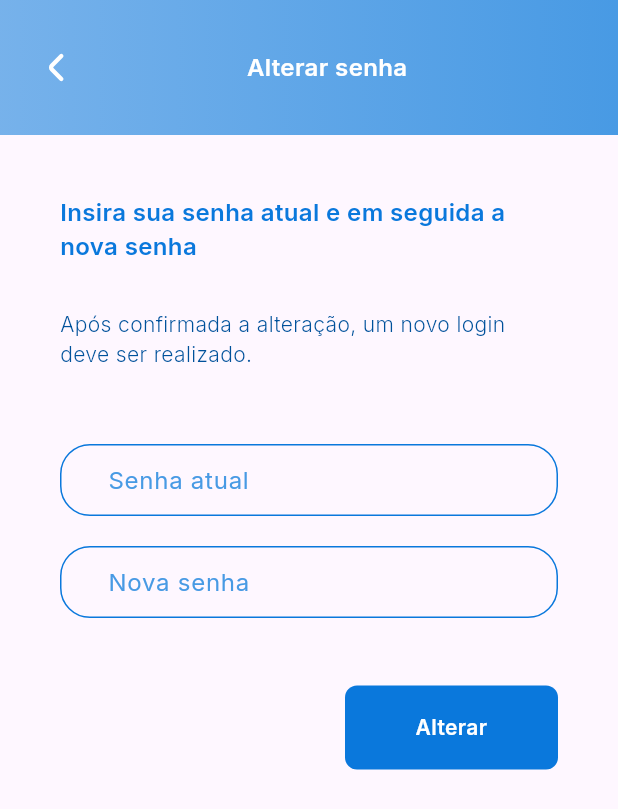
After one commit to LimaNathan/instant-point-register, a Flutter app: the UserPage screen opened by its route, after a tap on "Alterar senha", on a phone screen of 412 x 824 dp. The commit adds this screen. Shown: the top 809 px of the screen. Run offline on Flutter 3.47's test engine with Material 2 defaults, Android fonts, the phone set to English and light mode, and no system bars; our stand-ins replace custom_navigation_bar, flutter_mobx, flutter_svg, geocoding, get_it, google_fonts and 2 more; generated files the repository leaves out were written again.

Commit message:
Finalizada telas

```diff
--- a/lib/src/app/app_widget.dart
+++ b/lib/src/app/app_widget.dart
@@ -4,6 +4,8 @@ import 'package:registro_ponto/src/pages/certificate/certificate_page.dart';
 import 'package:registro_ponto/src/pages/home/home_page.dart';
 import 'package:registro_ponto/src/pages/login/login_page.dart';
 import 'package:registro_ponto/src/pages/main/main_page.dart';
+import 'package:registro_ponto/src/pages/update_pass/update_password_page.dart';
+import 'package:registro_ponto/src/pages/user/user_page.dart';
 import 'package:registro_ponto/src/utils/constants/app_routes.dart';
 import 'package:registro_ponto/src/pages/splash/splash_page.dart';
 import 'package:registro_ponto/src/utils/theme/app_colors.dart';
@@ -28,6 +30,8 @@ class MyApp extends StatelessWidget {
         AppRoutes.homePage: (_) => const HomePage(),
         AppRoutes.loginPage: (_) => const LoginPage(),
         AppRoutes.certificatePage: (_) => const CertificatePage(),
+        AppRoutes.userPage: (_) => const UserPage(),
+        AppRoutes.updatePassPage: (_) => const UpdatePasswordPage(),
       },
     );
   }
--- a/lib/src/components/app_bar/custom_app_bar.dart
+++ b/lib/src/components/app_bar/custom_app_bar.dart
@@ -3,6 +3,8 @@ import 'package:google_fonts/google_fonts.dart';
 import 'package:registro_ponto/src/components/dialog/dialog_factory.dart';
 import 'package:registro_ponto/src/components/icon_button/custom_icon_button.dart';
 import 'package:registro_ponto/src/utils/constants/app_icons.dart';
+import 'package:registro_ponto/src/utils/constants/app_routes.dart';
+import 'package:registro_ponto/src/utils/extensions/string_ext.dart';
 import 'package:registro_ponto/src/utils/theme/app_colors.dart';
 import 'package:registro_ponto/src/utils/theme/text_styles.dart';
 
@@ -14,7 +16,8 @@ class CustomAppBar extends PreferredSize {
     this.isNavigatedPage = false,
     this.label,
     Key? key,
-  }) : super(
+  })  : assert((isNavigatedPage == true) ? label != null : label == null),
+        super(
           key: key,
           child: SafeArea(
             child: Container(
@@ -58,7 +61,10 @@ class CustomAppBar extends PreferredSize {
                             ),
                           ),
                           const Spacer(),
-                          const IconButtonC(icon: AppIcons.user)
+                          IconButtonC(
+                            icon: AppIcons.user,
+                            onPressed: () => AppRoutes.userPage.pushNamed(),
+                          )
                         ],
                 ),
               ),
--- a/lib/src/pages/login/login_page.dart
+++ b/lib/src/pages/login/login_page.dart
@@ -92,7 +92,7 @@ class _LoginPageState extends State<LoginPage> {
                                     ),
                                   ),
                                   onPressed: () =>
-                                      AppRoutes.mainPage.pushNamed(context),
+                                      AppRoutes.mainPage.pushNamed(),
                                 ),
                               ],
                             ),
--- a/lib/src/pages/main/main_page.dart
+++ b/lib/src/pages/main/main_page.dart
@@ -19,6 +19,7 @@ class MainPage extends StatelessWidget {
     MainPageStore store = GetIt.I<MainPageStore>();
 
     return Scaffold(
+      backgroundColor: Colors.grey.shade100,
       appBar: CustomAppBar(),
       body: Observer(
           builder: (_) => PageView(
@@ -32,9 +33,10 @@ class MainPage extends StatelessWidget {
               )),
       floatingActionButtonLocation: FloatingActionButtonLocation.endDocked,
       floatingActionButton: Container(
+
           decoration: BoxDecoration(
               borderRadius: BorderRadius.circular(22),
-              border: Border.all(color: Colors.white, width: 8)),
+              border: Border.all(color: Colors.grey.shade100, width: 8)),
           width: 95,
           height: 95,
           child: FloatingActionButton(
--- a/lib/src/pages/splash/splash_page.dart
+++ b/lib/src/pages/splash/splash_page.dart
@@ -11,7 +11,7 @@ class SplashPage extends StatelessWidget {
   @override
   Widget build(BuildContext context) {
     _timeToContinue()
-        .then((value) => AppRoutes.loginPage.pushReplacement(context));
+        .then((value) => AppRoutes.loginPage.pushReplacement());
 
     return const Scaffold(
       body: Center(child: Text('Splash Page')),
--- /dev/null
+++ b/lib/src/pages/update_pass/form_update_pass.dart
@@ -0,0 +1,60 @@
+import 'package:flutter/material.dart';
+import 'package:flutter_svg/flutter_svg.dart';
+import 'package:registro_ponto/src/components/app_bar/custom_app_bar.dart';
+import 'package:registro_ponto/src/components/button_custom/button.dart';
+import 'package:registro_ponto/src/components/custom_text_form_field/custom_text_form_field.dart';
+import 'package:registro_ponto/src/utils/constants/app_icons.dart';
+import 'package:registro_ponto/src/utils/extensions/num_ext.dart';
+import 'package:registro_ponto/src/utils/theme/text_styles.dart';
+
+class FormUpdatePass extends StatelessWidget {
+  const FormUpdatePass({Key? key}) : super(key: key);
+
+  @override
+  Widget build(BuildContext context) {
+    var canShowText = true;
+    var icon = SvgPicture.asset(AppIcons.eye);
+    var canShowText2 = true;
+    var icon2 = SvgPicture.asset(AppIcons.eye);
+    return Column(
+      crossAxisAlignment: CrossAxisAlignment.end,
+      children: [
+        StatefulBuilder(
+            builder: (context, stateSetter) => CustomTextFormField(
+                  canShowText: canShowText,
+                  label: 'Senha atual',
+                  icon: InkWell(
+                      onTap: () => stateSetter(() {
+                            canShowText = !canShowText;
+                            icon = canShowText
+                                ? SvgPicture.asset(AppIcons.eye)
+                                : SvgPicture.asset(AppIcons.eyeslash);
+                          }),
+                      child: icon),
+                )),
+        StatefulBuilder(
+          builder: (context, stateSetter) => CustomTextFormField(
+            canShowText: canShowText2,
+            label: 'Nova senha',
+            icon: InkWell(
+                onTap: () => stateSetter(() {
+                      canShowText2 = !canShowText2;
+                      icon2 = canShowText2
+                          ? SvgPicture.asset(AppIcons.eye)
+                          : SvgPicture.asset(AppIcons.eyeslash);
+                    }),
+                child: icon2),
+          ),
+        ),
+        35.paddingH,
+        Button(
+            child: Text(
+              'Alterar',
+              textAlign: TextAlign.center,
+              style: TextStyles.buttonTextStyle,
+            ),
+            onPressed: () {}),
+      ],
+    );
+  }
+}
--- /dev/null
+++ b/lib/src/pages/update_pass/update_password_page.dart
@@ -0,0 +1,36 @@
+import 'package:flutter/material.dart';
+import 'package:registro_ponto/src/components/app_bar/custom_app_bar.dart';
+import 'package:registro_ponto/src/pages/update_pass/form_update_pass.dart';
+import 'package:registro_ponto/src/utils/extensions/num_ext.dart';
+import 'package:registro_ponto/src/utils/theme/text_styles.dart';
+
+class UpdatePasswordPage extends StatelessWidget {
+  const UpdatePasswordPage({Key? key}) : super(key: key);
+
+  @override
+  Widget build(BuildContext context) {
+    return Scaffold(
+        appBar: CustomAppBar(
+          isNavigatedPage: true,
+          label: 'Alterar senha',
+        ),
+        body: Padding(
+          padding: const EdgeInsets.all(40.0),
+          child: Column(
+            children: [
+              Text(
+                  'Insira sua senha atual'
+                  ' e em seguida a nova senha',
+                  style: TextStyles.userPageTextStyle),
+              30.paddingH,
+              Text(
+                  'Após confirmada a alteração,'
+                  ' um novo login deve ser realizado.',
+                  style: TextStyles.bluelightTextStyle),
+              40.paddingH,
+              const FormUpdatePass(),
+            ],
+          ),
+        ));
+  }
+}
--- /dev/null
+++ b/lib/src/pages/user/user_info_card.dart
@@ -0,0 +1,30 @@
+import 'package:flutter/material.dart';
+import 'package:registro_ponto/src/pages/user/user_info_card_item.dart';
+import 'package:registro_ponto/src/utils/constants/app_icons.dart';
+import 'package:registro_ponto/src/utils/theme/app_colors.dart';
+
+class UserInfoCard extends StatelessWidget {
+  const UserInfoCard({Key? key}) : super(key: key);
+
+  @override
+  Widget build(BuildContext context) => Container(
+        decoration: BoxDecoration(
+          color: Colors.white,
+          borderRadius: BorderRadius.circular(12),
+          border: Border.all(
+            width: 0.1,
+            color: AppColors.primaryColor,
+          ),
+        ),
+        child: Column(
+          crossAxisAlignment: CrossAxisAlignment.start,
+          children: const [
+            UserInfoCardItem(label: 'Empresa', icon: AppIcons.enterprise),
+            Divider(height: 1),
+            UserInfoCardItem(label: 'Identificação', icon: AppIcons.docId),
+            Divider(height: 1),
+            UserInfoCardItem(label: 'Cargo', icon: AppIcons.briefCase),
+          ],
+        ),
+      );
+}
--- /dev/null
+++ b/lib/src/pages/user/user_info_card_item.dart
@@ -0,0 +1,31 @@
+import 'package:flutter/material.dart';
+import 'package:registro_ponto/src/components/icon_button/custom_icon_button.dart';
+import 'package:registro_ponto/src/utils/extensions/num_ext.dart';
+import 'package:registro_ponto/src/utils/theme/text_styles.dart';
+
+class UserInfoCardItem extends StatelessWidget {
+  final String icon;
+  final String label;
+  const UserInfoCardItem({
+    Key? key,
+    required this.icon,
+    required this.label,
+  }) : super(key: key);
+
+  @override
+  Widget build(BuildContext context) {
+    return Padding(
+      padding: const EdgeInsets.symmetric(
+        horizontal: 24,
+        vertical: 19.5,
+      ),
+      child: Row(
+        children: [
+          IconButtonC(icon: icon),
+          13.paddingW,
+          Text(label, style: TextStyles.userPageTextStyle),
+        ],
+      ),
+    );
+  }
+}
--- /dev/null
+++ b/lib/src/pages/user/user_page.dart
@@ -0,0 +1,52 @@
+import 'package:flutter/material.dart';
+import 'package:registro_ponto/src/components/app_bar/custom_app_bar.dart';
+import 'package:registro_ponto/src/components/custom_dialogs/custom_dialogs.dart';
+import 'package:registro_ponto/src/pages/user/user_info_card.dart';
+import 'package:registro_ponto/src/pages/user/user_page_button.dart';
+import 'package:registro_ponto/src/pages/user/user_pic_card.dart';
+import 'package:registro_ponto/src/utils/constants/app_icons.dart';
+import 'package:registro_ponto/src/utils/constants/app_routes.dart';
+import 'package:registro_ponto/src/utils/extensions/num_ext.dart';
+import 'package:registro_ponto/src/utils/extensions/string_ext.dart';
+import 'package:registro_ponto/src/utils/theme/text_styles.dart';
+
+class UserPage extends StatelessWidget {
+  const UserPage({Key? key}) : super(key: key);
+
+  @override
+  Widget build(BuildContext context) => Scaffold(
+        backgroundColor: Colors.grey.shade100,
+        appBar: CustomAppBar(
+          isNavigatedPage: true,
+          label: 'Detalhes do usuário',
+        ),
+        body: SingleChildScrollView(
+          child: Container(
+            margin: const EdgeInsets.symmetric(horizontal: 30),
+            child: Column(
+              crossAxisAlignment: CrossAxisAlignment.center,
+              children: [
+                30.paddingH,
+                const UserPicCard(),
+                20.paddingH,
+                Text('Nathan de Aguiar', style: TextStyles.dialogTitleStyle),
+                20.paddingH,
+                const UserInfoCard(),
+                50.paddingH,
+                UserPageButton(
+                  label: 'Alterar senha',
+                  icon: AppIcons.refreshsquare,
+                  onPressed: () => AppRoutes.updatePassPage.pushNamed(),
+                ),
+                10.paddingH,
+                UserPageButton(
+                  label: 'Sair',
+                  icon: AppIcons.logoutcurve,
+                  onPressed: () async => await CustomDialogs.logout(),
+                ),
+              ],
+            ),
+          ),
+        ),
+      );
+}
--- /dev/null
+++ b/lib/src/pages/user/user_page_button.dart
@@ -0,0 +1,46 @@
+import 'package:flutter/material.dart';
+import 'package:registro_ponto/src/components/icon_button/custom_icon_button.dart';
+import 'package:registro_ponto/src/utils/theme/app_colors.dart';
+import 'package:registro_ponto/src/utils/theme/text_styles.dart';
+
+class UserPageButton extends StatelessWidget {
+  final String label;
+  final String icon;
+  final VoidCallback onPressed;
+  const UserPageButton({
+    Key? key,
+    required this.label,
+    required this.icon,
+    required this.onPressed,
+  }) : super(key: key);
+
+  @override
+  Widget build(BuildContext context) => InkWell(
+        overlayColor: MaterialStateColor.resolveWith(
+            (states) => AppColors.primaryAccentColor),
+        radius: 12,
+        onTap: onPressed,
+        child: Container(
+          padding: const EdgeInsets.symmetric(horizontal: 24, vertical: 19.5),
+          height: 60,
+          decoration: BoxDecoration(
+            color: Colors.white,
+            borderRadius: BorderRadius.circular(12),
+            border: Border.all(
+              width: 0.1,
+              color: AppColors.primaryColor,
+            ),
+          ),
+          child: Row(
+            mainAxisAlignment: MainAxisAlignment.spaceBetween,
+            children: [
+              Text(
+                label,
+                style: TextStyles.userPageTextStyle,
+              ),
+              IconButtonC(icon: icon),
+            ],
+          ),
+        ),
+      );
+}
--- /dev/null
+++ b/lib/src/pages/user/user_pic_card.dart
@@ -0,0 +1,26 @@
+import 'package:flutter/material.dart';
+import 'package:registro_ponto/src/components/icon_button/custom_icon_button.dart';
+import 'package:registro_ponto/src/utils/constants/app_icons.dart';
+import 'package:registro_ponto/src/utils/theme/app_colors.dart';
+
+class UserPicCard extends StatelessWidget {
+  const UserPicCard({Key? key}) : super(key: key);
+
+  @override
+  Widget build(BuildContext context) => Center(
+        child: Container(
+          decoration: BoxDecoration(
+            borderRadius: BorderRadius.circular(12),
+            color: AppColors.shadowPrimaryColor,
+          ),
+          width: 162,
+          height: 162,
+          child: const Center(
+            child: IconButtonC(
+              icon: AppIcons.user,
+              size: 64,
+            ),
+          ),
+        ),
+      );
+}
--- a/lib/src/utils/constants/app_icons.dart
+++ b/lib/src/utils/constants/app_icons.dart
@@ -11,7 +11,8 @@ class AppIcons {
   static const eyeslash = '$_path/eyeslash.svg';
   static const gallery = '$_path/gallery.svg';
   static const home = '$_path/home.svg';
-  static const logoucurve = '$_path/logoucurve.svg';
+  static const logoutcurve = '$_path/logoutcurve.svg';
+
   static const refreshsquare = '$_path/refreshsquare.svg';
   static const user = '$_path/user.svg';
   static const arrowleft = '$_path/arrowleft.svg';
--- a/lib/src/utils/constants/app_routes.dart
+++ b/lib/src/utils/constants/app_routes.dart
@@ -4,4 +4,6 @@ class AppRoutes {
   static const String loginPage = '/login_page';
   static const String mainPage = '/main_page';
   static const String certificatePage = '/certificate_page';
+  static const String userPage = '/user_page';
+  static const String updatePassPage = '/update_password';
 }
--- a/lib/src/utils/theme/text_styles.dart
+++ b/lib/src/utils/theme/text_styles.dart
@@ -20,6 +20,11 @@ class TextStyles {
 
   static TextStyle lightTextStyle = GoogleFonts.inter(
       fontSize: 14, fontWeight: FontWeight.w300, color: Colors.white);
+
+  static TextStyle bluelightTextStyle = GoogleFonts.inter(
+      fontSize: 14,
+      fontWeight: FontWeight.w300,
+      color: AppColors.darkPrimaryColor);
 
   static TextStyle mediumTextStyle = GoogleFonts.inter(
     fontSize: 14,
@@ -53,4 +58,10 @@ class TextStyles {
     fontWeight: FontWeight.w600,
     color: AppColors.darkPrimaryColor,
   );
+
+  static TextStyle userPageTextStyle = GoogleFonts.inter(
+    fontSize: 16,
+    fontWeight: FontWeight.w600,
+    color: AppColors.primaryColor,
+  );
 }
```
Also changed, not shown: lib/src/components/custom_dialogs/custom_dialogs.dart (+7 -72 lines), lib/src/utils/extensions/string_ext.dart (+5 -5 lines).
